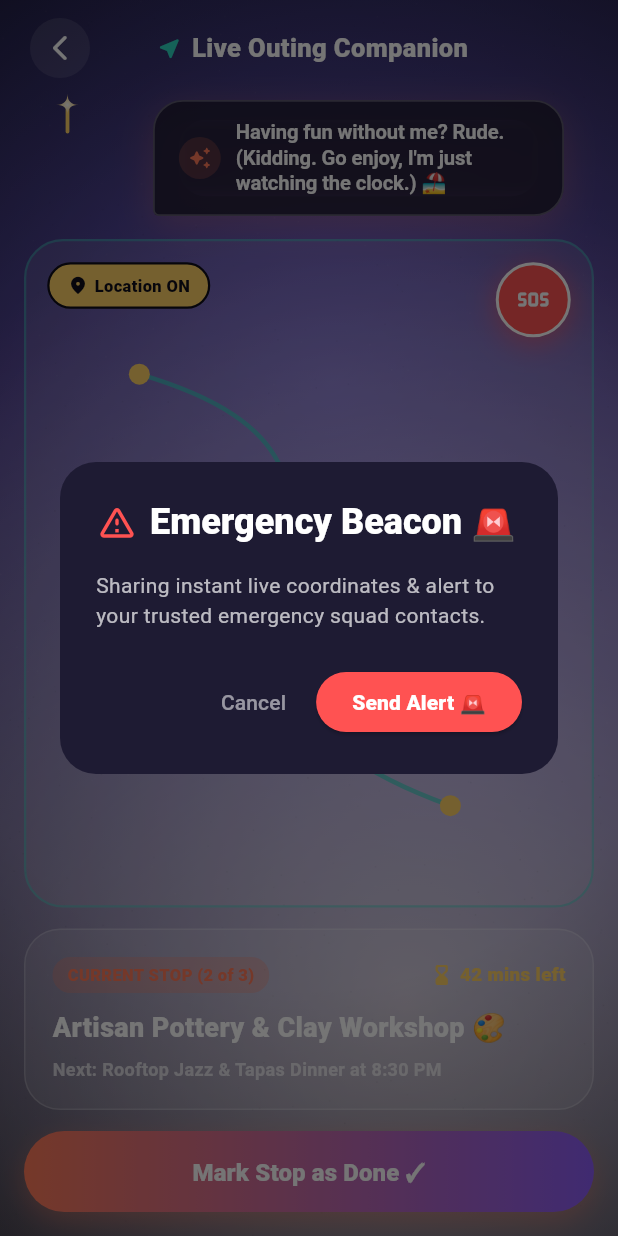
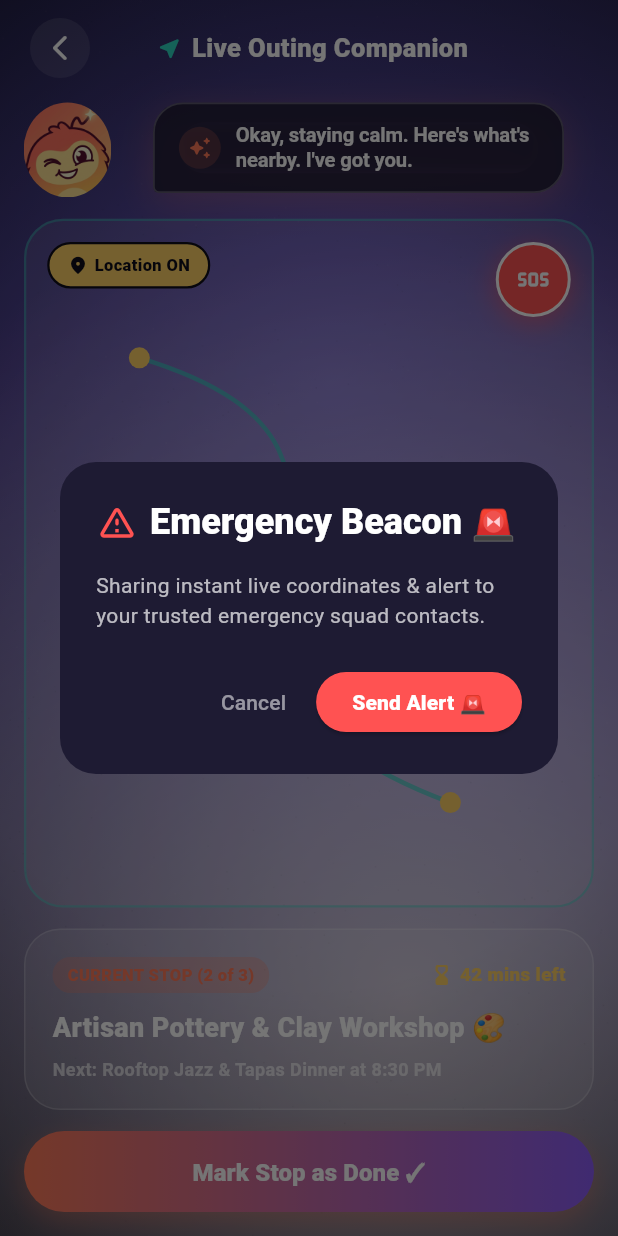
Before and after one commit to NandhanaRajesh/Weekend-AI-dna, a Flutter app: the LiveTripScreen screen opened directly, after a tap on the "sos" icon, on a phone screen of 412 x 824 dp. Run offline on Flutter 3.47's test engine with Material 3 defaults, Android fonts, the phone set to English and light mode, and no system bars.

Commit message:
KAI as a character created

```diff
--- /dev/null
+++ b/lib/controllers/kai_controller.dart
@@ -0,0 +1,312 @@
+import 'dart:async';
+import 'dart:math';
+import 'package:flutter/material.dart';
+
+/// 9 Core Emotional States of Kai Mascot
+enum KaiEmotionState {
+  idle,
+  excited,
+  clingy,
+  thinking,
+  celebrating,
+  sad,
+  sneaky,
+  sleepy,
+  worried,
+}
+
+/// Triggers representing user actions and system events
+enum KaiTrigger {
+  // App-level
+  appOpenSameDay,
+  appOpenMorning,
+  appOpen3DaysAway,
+  userIdle15s,
+  userIdle45s,
+
+  // Plan flow
+  optionSelected,
+  selectionChanged,
+  friendsJustMe,
+  friendsSquad,
+  friendsMany,
+  budgetHigh,
+  budgetLow,
+  weatherAutoCheck,
+
+  // AI Thinking
+  aiThinkingStart,
+  aiThinkingDelayed,
+  aiThinkingError,
+
+  // Recommendations & Voting
+  plansRevealed,
+  viewHighestMatch,
+  viewWildcard,
+  recommendationLinger,
+  voteUnanimous,
+  voteSplit,
+  voteWaiting,
+
+  // Final Plan & Live Trip
+  planConfirmed,
+  editPlanTapped,
+  tripStarted,
+  stopCompleted,
+  runningLate,
+  emergencyModeOpened,
+
+  // Memory & XP
+  memoryOpened,
+  zeroPhotos,
+  xpAwarded,
+  levelUp,
+  closeToNextLevel,
+}
+
+/// Reactive line pools for Kai's personality bank
+class KaiLinePools {
+  static final Map<KaiTrigger, List<String>> _pools = {
+    // App level
+    KaiTrigger.appOpenSameDay: [
+      "Oh thank god you're here.",
+      "Back already? I like your commitment.",
+      "Miss me? Admit it, you missed me.",
+    ],
+    KaiTrigger.appOpenMorning: [
+      "Rise and shine, weekend warrior.",
+      "Coffee first, or should we plan first?",
+      "Good morning! Let's cook up something fun.",
+    ],
+    KaiTrigger.appOpen3DaysAway: [
+      "You've been gone. I counted the days. It's fine. I'm fine.",
+      "Where WERE you?! I thought you abandoned me.",
+      "Finally back! Don't leave me alone with my thoughts again.",
+    ],
+    KaiTrigger.userIdle15s: [
+      "...you still there?",
+      "I'll just wait here. Vibrating gently.",
+      "Take your time. I'll just hold my breath.",
+    ],
+    KaiTrigger.userIdle45s: [
+      "💤 ...zZz...",
+    ],
+
+    // Plan flow
+    KaiTrigger.optionSelected: [
+      "Ooh good pick!",
+      "I approve of this vibe.",
+      "Nice choice!",
+    ],
+    KaiTrigger.selectionChanged: [
+      "Changed your mind already? Sneaky. I respect it.",
+      "Ooh switching it up? Spicy.",
+    ],
+    KaiTrigger.friendsJustMe: [
+      "Just you? Okay well— I'm coming too, so it's never really just you.",
+      "Solo quest! Quality Me-Time (plus me).",
+    ],
+    KaiTrigger.friendsSquad: [
+      "Chaos squad assemble! 👯 Let's get the group chat ready.",
+    ],
+    KaiTrigger.friendsMany: [
+      "Cool cool, invite EVERYONE. I'll just be here. In the app. Alone.",
+      "Party bus mode! The more the merrier.",
+    ],
+    KaiTrigger.budgetHigh: [
+      "Ooh fancy. I'm not judging. (I'm a little judging.)",
+      "Treat yourself mode activated! 💸",
+    ],
+    KaiTrigger.budgetLow: [
+      "Respectably frugal. I like a challenge.",
+      "Budget friendly! High vibes on low funds.",
+    ],
+    KaiTrigger.weatherAutoCheck: [
+      "Already checked — 29°C, barely any rain. You're welcome.",
+    ],
+
+    // AI Thinking
+    KaiTrigger.aiThinkingStart: [
+      "Cross-referencing your vibe with the weather...",
+      "Politely fighting your friends' bad ideas for you...",
+      "Doing math. I hate math. Doing it anyway, for you.",
+    ],
+    KaiTrigger.aiThinkingDelayed: [
+      "Okay this one's a tricky weekend, give me a sec...",
+      "Deep thinking mode... almost got the magic route!",
+    ],
+    KaiTrigger.aiThinkingError: [
+      "I tried my best and it didn't work. Can we try that again?",
+      "My brain short-circuited. Let's give it another shot!",
+    ],
+
+    // Recommendations & Voting
+    KaiTrigger.plansRevealed: [
+      "TA-DA. Three weekends, all designed by yours truly.",
+      "Behold! Your custom weekend options, served hot.",
+    ],
+    KaiTrigger.viewHighestMatch: [
+      "96% match. I'm never wrong about these.",
+      "This one is practically tailor-made for you.",
+    ],
+    KaiTrigger.viewWildcard: [
+      "This one's riskier. But sometimes the weird pick is the best story.",
+      "Wildcard choice! High risk, legendary story.",
+    ],
+    KaiTrigger.recommendationLinger: [
+      "Take your time. I'll just be here. Vibrating slightly.",
+    ],
+    KaiTrigger.voteUnanimous: [
+      "Wow, actual consensus?! I'm shook. In a good way.",
+    ],
+    KaiTrigger.voteSplit: [
+      "We've got a tie. This is where I dramatically step in.",
+    ],
+    KaiTrigger.voteWaiting: [
+      "Still waiting on Sarah. No pressure. (Some pressure.)",
+    ],
+
+    // Final Plan & Live Trip
+    KaiTrigger.planConfirmed: [
+      "It's official. Mark your calendar, tell your mom, we're doing this.",
+    ],
+    KaiTrigger.editPlanTapped: [
+      "Wait, you don't like it?? Okay okay, tell me what to fix.",
+    ],
+    KaiTrigger.tripStarted: [
+      "Have fun without me. (Kidding. Go. I'll be here refreshing.)",
+    ],
+    KaiTrigger.stopCompleted: [
+      "You made it! Tracking your little dot, very wholesome.",
+    ],
+    KaiTrigger.runningLate: [
+      "We're a little behind. I won't say anything if you don't.",
+    ],
+    KaiTrigger.emergencyModeOpened: [
+      "Okay, staying calm. Here's what's nearby. I've got you.",
+    ],
+
+    // Memory & XP
+    KaiTrigger.memoryOpened: [
+      "This one's going in my favorites folder.",
+    ],
+    KaiTrigger.zeroPhotos: [
+      "Zero pictures?? I need proof this happened.",
+    ],
+    KaiTrigger.xpAwarded: [
+      "LOOK AT YOU. Certified Weekend Legend in training.",
+    ],
+    KaiTrigger.levelUp: [
+      "WE leveled up. Taking full credit, obviously.",
+    ],
+    KaiTrigger.closeToNextLevel: [
+      "So close to Adventure Master. One more trip. I'll wait. Impatiently.",
+    ],
+  };
+
+  static Map<KaiTrigger, KaiEmotionState> triggerStateMap = {
+    KaiTrigger.appOpenSameDay: KaiEmotionState.excited,
+    KaiTrigger.appOpenMorning: KaiEmotionState.excited,
+    KaiTrigger.appOpen3DaysAway: KaiEmotionState.clingy,
+    KaiTrigger.userIdle15s: KaiEmotionState.sleepy,
+    KaiTrigger.userIdle45s: KaiEmotionState.sleepy,
+
+    KaiTrigger.optionSelected: KaiEmotionState.excited,
+    KaiTrigger.selectionChanged: KaiEmotionState.sneaky,
+    KaiTrigger.friendsJustMe: KaiEmotionState.clingy,
+    KaiTrigger.friendsSquad: KaiEmotionState.excited,
+    KaiTrigger.friendsMany: KaiEmotionState.sneaky,
+    KaiTrigger.budgetHigh: KaiEmotionState.excited,
+    KaiTrigger.budgetLow: KaiEmotionState.thinking,
+    KaiTrigger.weatherAutoCheck: KaiEmotionState.idle,
+
+    KaiTrigger.aiThinkingStart: KaiEmotionState.thinking,
+    KaiTrigger.aiThinkingDelayed: KaiEmotionState.thinking,
+    KaiTrigger.aiThinkingError: KaiEmotionState.sad,
+
+    KaiTrigger.plansRevealed: KaiEmotionState.celebrating,
+    KaiTrigger.viewHighestMatch: KaiEmotionState.excited,
+    KaiTrigger.viewWildcard: KaiEmotionState.thinking,
+    KaiTrigger.recommendationLinger: KaiEmotionState.clingy,
+    KaiTrigger.voteUnanimous: KaiEmotionState.excited,
+    KaiTrigger.voteSplit: KaiEmotionState.sneaky,
+    KaiTrigger.voteWaiting: KaiEmotionState.clingy,
+
+    KaiTrigger.planConfirmed: KaiEmotionState.celebrating,
+    KaiTrigger.editPlanTapped: KaiEmotionState.sad,
+    KaiTrigger.tripStarted: KaiEmotionState.excited,
+    KaiTrigger.stopCompleted: KaiEmotionState.excited,
+    KaiTrigger.runningLate: KaiEmotionState.sneaky,
+    KaiTrigger.emergencyModeOpened: KaiEmotionState.worried, // NO JOKES - OVERRIDES EVERYTHING
+
+    KaiTrigger.memoryOpened: KaiEmotionState.idle,
+    KaiTrigger.zeroPhotos: KaiEmotionState.sad,
+    KaiTrigger.xpAwarded: KaiEmotionState.celebrating,
+    KaiTrigger.levelUp: KaiEmotionState.celebrating,
+    KaiTrigger.closeToNextLevel: KaiEmotionState.excited,
+  };
+
+  static List<String> getLinesForTrigger(KaiTrigger trigger) {
+    return _pools[trigger] ?? ["I'm ready when you are!"];
+  }
+}
+
+/// Centralized Controller managing Kai's emotion state & speech history ring buffer
+class KaiController extends ChangeNotifier {
+  static final KaiController instance = KaiController._internal();
+  KaiController._internal();
+
+  KaiEmotionState _currentEmotion = KaiEmotionState.idle;
+  String _currentSpeech = "How's your energy today? Be honest, I won't judge 👀";
+  final List<String> _recentLinesHistory = [];
+  final Random _random = Random();
+  Timer? _autoReturnTimer;
+
+  KaiEmotionState get currentEmotion => _currentEmotion;
+  String get currentSpeech => _currentSpeech;
+
+  /// Fire a trigger event to update Kai's state & speech line
+  void react(KaiTrigger trigger) {
+    // Hard Rule 1: Emergency Mode overrides everything to worried with no jokes
+    if (trigger == KaiTrigger.emergencyModeOpened) {
+      _autoReturnTimer?.cancel();
+      _currentEmotion = KaiEmotionState.worried;
+      _currentSpeech = "Okay, staying calm. Here's what's nearby. I've got you.";
+      notifyListeners();
+      return;
+    }
+
+    final targetEmotion = KaiLinePools.triggerStateMap[trigger] ?? KaiEmotionState.idle;
+    final linePool = KaiLinePools.getLinesForTrigger(trigger);
+
+    // Hard Rule 3: No line repeats back-to-back (exclude recent 2 lines)
+    final availableLines = linePool.where((l) => !_recentLinesHistory.contains(l)).toList();
+    final chosenLine = availableLines.isNotEmpty
+        ? availableLines[_random.nextInt(availableLines.length)]
+        : linePool[_random.nextInt(linePool.length)];
+
+    _recentLinesHistory.add(chosenLine);
+    if (_recentLinesHistory.length > 2) {
+      _recentLinesHistory.removeAt(0);
+    }
+
+    _currentEmotion = targetEmotion;
+    _currentSpeech = chosenLine;
+    notifyListeners();
+
+    // Auto-return to Idle after state duration (unless worried or idle)
+    _autoReturnTimer?.cancel();
+    if (_currentEmotion != KaiEmotionState.idle && _currentEmotion != KaiEmotionState.worried) {
+      _autoReturnTimer = Timer(const Duration(milliseconds: 2800), () {
+        _currentEmotion = KaiEmotionState.idle;
+        notifyListeners();
+      });
+    }
+  }
+
+  @override
+  void dispose() {
+    _autoReturnTimer?.cancel();
+    super.dispose();
+  }
+}
--- a/lib/screens/live_trip_screen.dart
+++ b/lib/screens/live_trip_screen.dart
@@ -1,5 +1,6 @@
 import 'package:flutter/material.dart';
 import 'package:flutter/services.dart';
+import '../controllers/kai_controller.dart';
 import '../widgets/animated_background.dart';
 import '../widgets/kai_mascot.dart';
 import '../widgets/kai_bubble.dart';
@@ -32,6 +33,12 @@ class _LiveTripScreenState extends State<LiveTripScreen> {
 
   void _triggerEmergencyBeacon() {
     HapticFeedback.vibrate();
+    // Hard Rule 1: Emergency Mode overrides everything to Worried state (no jokes)
+    KaiController.instance.react(KaiTrigger.emergencyModeOpened);
+    setState(() {
+      _kaiSpeechText = KaiController.instance.currentSpeech;
+    });
+
     showDialog(
       context: context,
       builder: (context) => AlertDialog(
--- a/lib/widgets/kai_mascot.dart
+++ b/lib/widgets/kai_mascot.dart
@@ -2,7 +2,7 @@ import 'dart:math' as math;
 import 'dart:ui' as ui;
 import 'package:flutter/material.dart';
 
-enum KaiExpression { happy, winking, excited, thinking }
+enum KaiExpression { happy, winking, excited, thinking, clingy, celebrating, sad, sneaky, sleepy, worried }
 
 /// Animated vector Kai Mascot widget with expressive eyes, antenna sparkle,
 /// mischievous grin, waving arms, and squash-and-stretch micro-animations.
@@ -52,12 +52,27 @@ class _KaiMascotState extends State<KaiMascot>
         return Transform.scale(
           scaleX: stretchX,
           scaleY: squashY,
-          child: CustomPaint(
+          child: Container(
+            width: widget.size,
+            height: widget.size * 1.1,
+            decoration: const BoxDecoration(
+              shape: BoxShape.circle,
+            ),
+            child: ClipOval(
+              child: Image.asset(
+                'assets/images/app_icon.png',
+                fit: BoxFit.cover,
+                errorBuilder: (context, error, stackTrace) {
+                  return CustomPaint(
                     size: Size(widget.size, widget.size * 1.1),
                     painter: _KaiMascotPainter(
                       expression: widget.expression,
                       pulse: _idleController.value,
                       armWaveAngle: armWaveAngle,
+                    ),
+                  );
+                },
+              ),
             ),
           ),
         );
@@ -167,19 +182,27 @@ class _KaiMascotPainter extends CustomPainter {
     canvas.drawPath(rightArmPath, Paint()..color = const Color(0xFFFFB703));
     canvas.restore();
 
-    // 4. Expressive Eyes
+    // 4. Expressive Eyes & Emotions
     final eyePaint = Paint()..color = const Color(0xFF0F0E1A);
     final pupilPaint = Paint()..color = Colors.white;
 
     final leftEyeCenter = Offset(center.dx - radius * 0.32, center.dy - radius * 0.12);
     final rightEyeCenter = Offset(center.dx + radius * 0.32, center.dy - radius * 0.12);
 
-    // Left Eye (Big and open)
+    if (expression == KaiExpression.worried) {
+      // Worried: Wide static eyes with small pupils
+      canvas.drawCircle(leftEyeCenter, 8.0, eyePaint);
+      canvas.drawCircle(rightEyeCenter, 8.0, eyePaint);
+      canvas.drawCircle(leftEyeCenter, 2.5, pupilPaint);
+      canvas.drawCircle(rightEyeCenter, 2.5, pupilPaint);
+
+      // Open worried O mouth
+      canvas.drawCircle(center + const Offset(0, 10), 6.0, eyePaint);
+    } else if (expression == KaiExpression.winking || expression == KaiExpression.excited) {
+      // Winking arc
       canvas.drawCircle(leftEyeCenter, 6.5, eyePaint);
       canvas.drawCircle(leftEyeCenter + const Offset(-1.5, -1.5), 2.2, pupilPaint);
 
-    // Right Eye (Winking arc if winking / excited)
-    if (expression == KaiExpression.winking || expression == KaiExpression.excited) {
       final winkPath = Path()
         ..moveTo(rightEyeCenter.dx - 6, rightEyeCenter.dy + 1)
         ..quadraticBezierTo(
@@ -195,10 +218,13 @@ class _KaiMascotPainter extends CustomPainter {
         ..strokeCap = StrokeCap.round;
       canvas.drawPath(winkPath, winkPaint);
     } else {
+      canvas.drawCircle(leftEyeCenter, 6.5, eyePaint);
+      canvas.drawCircle(leftEyeCenter + const Offset(-1.5, -1.5), 2.2, pupilPaint);
       canvas.drawCircle(rightEyeCenter, 6.5, eyePaint);
       canvas.drawCircle(rightEyeCenter + const Offset(-1.5, -1.5), 2.2, pupilPaint);
     }
 
+    if (expression != KaiExpression.worried) {
       // 5. Mischievous Lopsided Grin
       final mouthPath = Path()
         ..moveTo(center.dx - 10, center.dy + 10)
@@ -215,6 +241,7 @@ class _KaiMascotPainter extends CustomPainter {
         ..strokeWidth = 3.0
         ..strokeCap = StrokeCap.round;
       canvas.drawPath(mouthPath, mouthPaint);
+    }
 
     // Cheerful Pink Cheeks
     final cheekPaint = Paint()..color = const Color(0xFFFF5252).withValues(alpha: 0.45);
--- a/pubspec.yaml
+++ b/pubspec.yaml
@@ -46,6 +46,9 @@ flutter:
 
   assets:
     - assets/images/splash_bg.png
+    - assets/images/app_icon.png
+    - assets/images/kai_character_sheet.png
+    - assets/images/kai_fullbody_sheet.png
 
 flutter_native_splash:
   color: "#0F0E1A"
```
Also changed, not shown: assets/images/kai_fullbody_sheet.png (added). Lines whose indentation alone changed are shown as unchanged.
